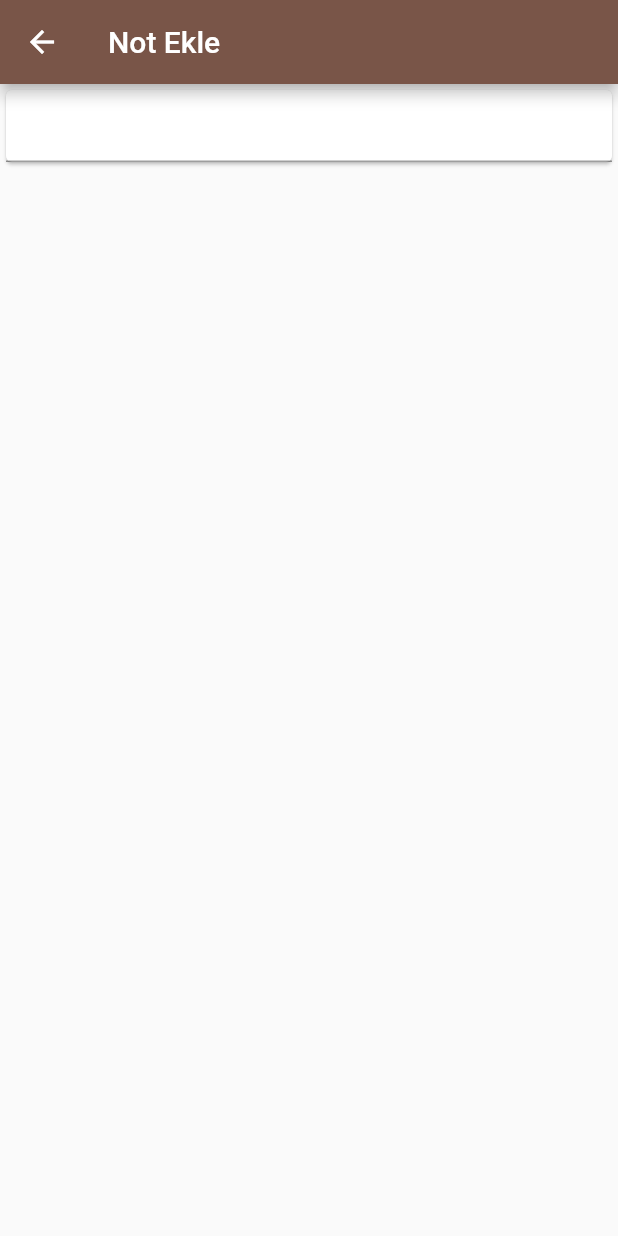
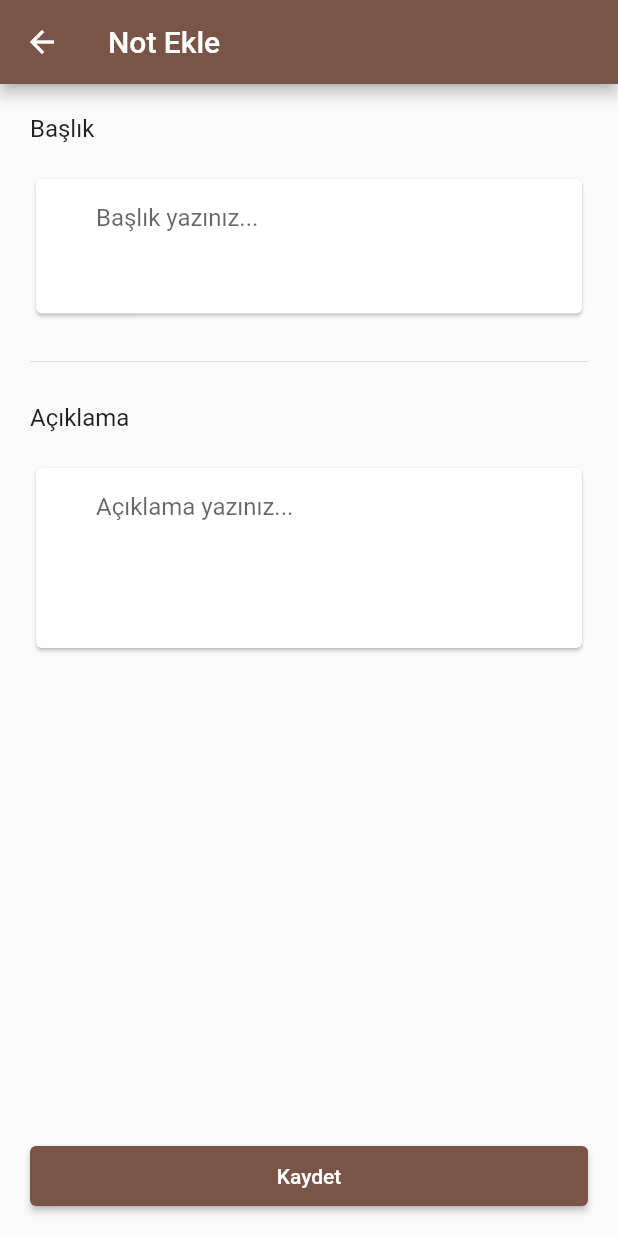
Before and after one commit to KadriyeMacit/Hello-World-Note-Book-GetX, a Flutter app: the AddNotesPage screen opened by its route, on a phone screen of 412 x 824 dp. Run offline on Flutter 3.47's test engine with Material 2 defaults, Android fonts, the phone set to English and light mode, and no system bars; our stand-ins replace dio, get.

Commit message:
Not Ekleme güncellendi.

```diff
--- a/my_note_book/lib/data/src/strings.dart
+++ b/my_note_book/lib/data/src/strings.dart
@@ -28,6 +28,11 @@ const String logoutText = 'Çıkış yap';
 
 //Add Notes Page
 const String addNoteAppBarText = 'Not Ekle';
+const String addNoteTitleHintText = 'Başlık yazınız...';
+const String addNoteTitleText = 'Başlık';
+const String addNoteDescriptionHinText = 'Açıklama yazınız...';
+const String addNoteDescriptionText = 'Açıklama';
+const String addNoteSaveButton = 'Kaydet';
 
 //Info Page
 const String infoAppBarText = 'Hakkımızda';
--- a/my_note_book/lib/views/add_notes/add_notes_controller.dart
+++ b/my_note_book/lib/views/add_notes/add_notes_controller.dart
@@ -1,3 +1,7 @@
+import 'package:flutter/material.dart';
 import 'package:get/get_state_manager/get_state_manager.dart';
 
-class AddNotesController extends GetxController {}
+class AddNotesController extends GetxController {
+  final TextEditingController titleController = TextEditingController();
+  final TextEditingController descriptionController = TextEditingController();
+}
--- a/my_note_book/lib/views/add_notes/add_notes_page.dart
+++ b/my_note_book/lib/views/add_notes/add_notes_page.dart
@@ -20,12 +20,100 @@ class AddNotesPage extends GetWidget<AddNotesController> {
   }
 
   Widget _buildBody() {
-    return Card(
-      child: _buildTextField(),
+    return Padding(
+      padding: const EdgeInsets.all(20.0),
+      child: Column(
+        mainAxisAlignment: MainAxisAlignment.spaceBetween,
+        crossAxisAlignment: CrossAxisAlignment.stretch,
+        children: [
+          SingleChildScrollView(
+            child: Column(
+              crossAxisAlignment: CrossAxisAlignment.start,
+              children: [
+                _buildTitleText(),
+                _buildSpace(),
+                _buildTextFieldTitle(),
+                _buildSpace(),
+                Divider(),
+                _buildSpace(),
+                _buildDescription(),
+                _buildSpace(),
+                _buildTextFieldDescription(),
+              ],
+            ),
+          ),
+          _buildButton(),
+        ],
+      ),
     );
   }
 
-  Widget _buildTextField() {
-    return TextField();
+  Widget _buildSpace() {
+    return SizedBox(
+      height: 20,
+    );
+  }
+
+  Widget _buildTitleText() {
+    return Text(
+      addNoteTitleText,
+      style: TextStyle(
+        fontSize: 16,
+      ),
+    );
+  }
+
+  Widget _buildTextFieldTitle() {
+    return Card(
+      child: Padding(
+        padding: const EdgeInsets.fromLTRB(40, 2, 8, 40),
+        child: TextField(
+          obscureText: true,
+          decoration: InputDecoration(
+            border: InputBorder.none,
+            hintText: addNoteTitleHintText,
+          ),
+          controller: controller.titleController,
+        ),
+      ),
+    );
+  }
+
+  Widget _buildDescription() {
+    return Text(
+      addNoteDescriptionText,
+      style: TextStyle(
+        fontSize: 16,
+      ),
+    );
+  }
+
+  Widget _buildTextFieldDescription() {
+    return Card(
+      child: Padding(
+        padding: const EdgeInsets.fromLTRB(40, 2, 8, 70),
+        child: TextField(
+          obscureText: true,
+          decoration: InputDecoration(
+            border: InputBorder.none,
+            hintText: addNoteDescriptionHinText,
+          ),
+          controller: controller.descriptionController,
+        ),
+      ),
+    );
+  }
+
+  Widget _buildButton() {
+    final double size = 40;
+    return SizedBox(
+      height: size,
+      child: ElevatedButton(
+          onPressed: () {},
+          child: Text(addNoteSaveButton),
+          style: ElevatedButton.styleFrom(
+            primary: mainColor,
+          )),
+    );
   }
 }
```
